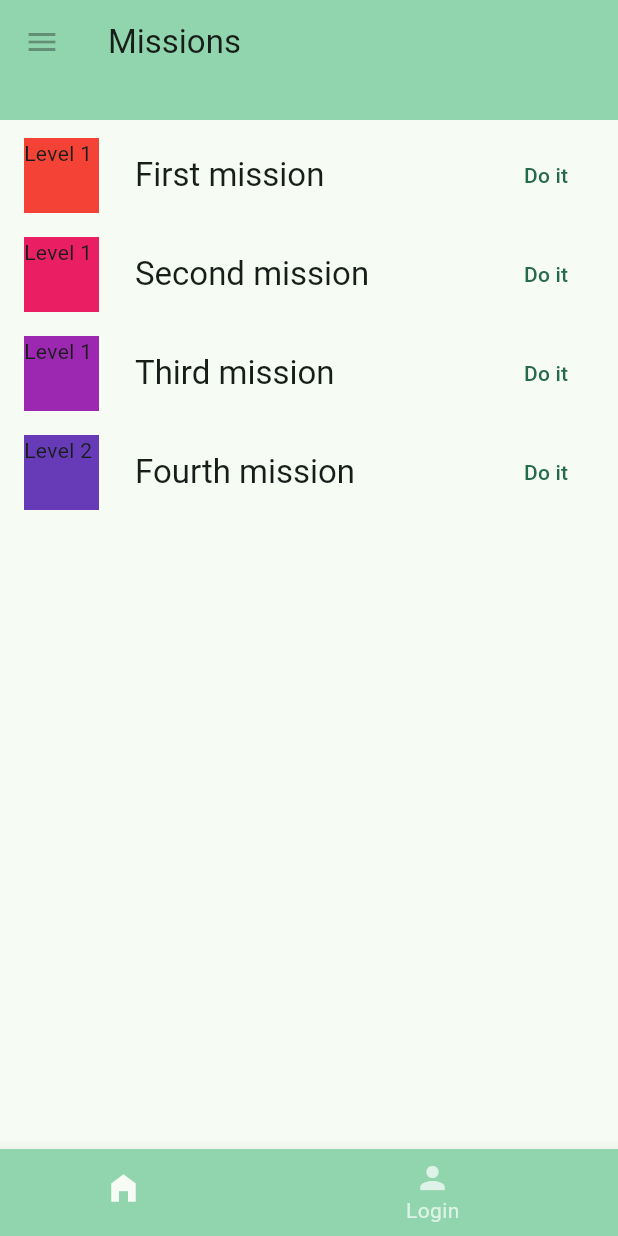
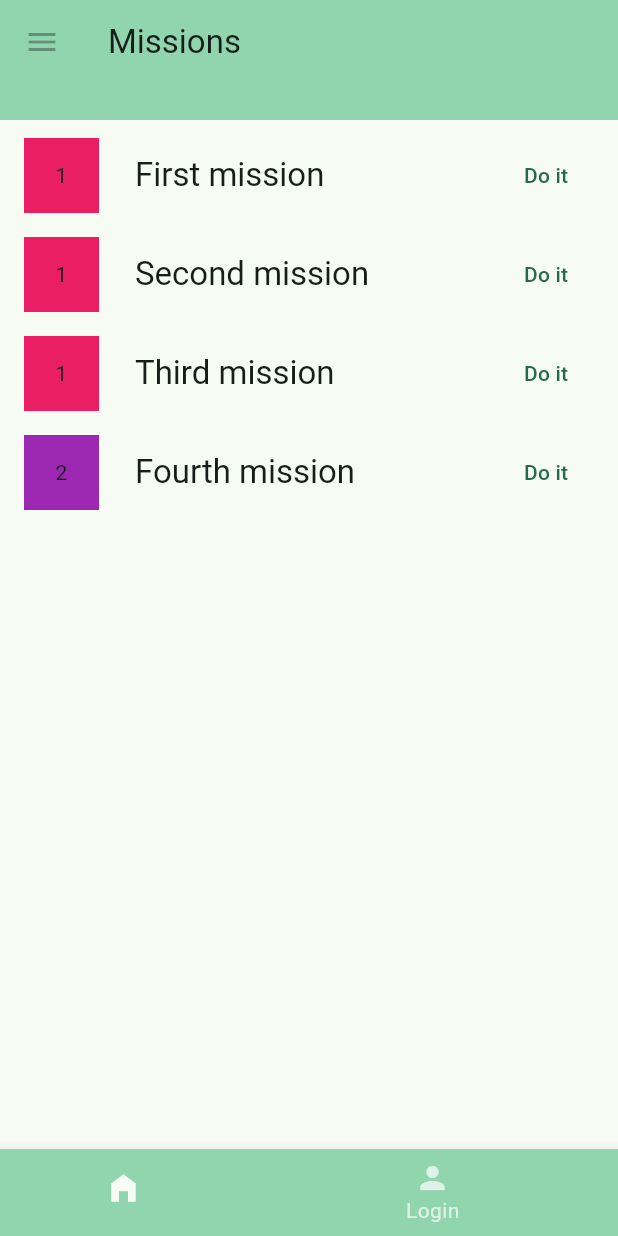
Before and after one commit to bjorkroth/drivr, a Flutter app: the MissionsScreen screen opened by its route, on a phone screen of 412 x 824 dp. Run offline on Flutter 3.47's test engine with Material 2 defaults, Android fonts, the phone set to English and light mode, and no system bars; our stand-ins replace go_router.

Commit message:
Mission list refactor Functionality to accomplish mission added

```diff
--- a/lib/data/missionList.dart
+++ b/lib/data/missionList.dart
@@ -1,14 +1,16 @@
+import 'package:flutter/material.dart';
+
 import '../models/mission_model.dart';
 
-class MissionsList {
+class MissionsList extends ChangeNotifier {
   static List<MissionModel> missions = [
-    MissionModel(0,'First mission', 1, false),
-    MissionModel(1,'Second mission', 1, false),
-    MissionModel(2,'Third mission', 1, false),
-    MissionModel(3,'Fourth mission', 2, false),
-    MissionModel(3,'Fifth mission', 3, false),
-    MissionModel(3,'Sixth mission', 4, false),
-    MissionModel(3,'Seventh mission', 5, false),
+    MissionModel(0,'First mission', 1, false, 'Mission Description', 20),
+    MissionModel(1,'Second mission', 1, false, 'Mission Description', 20),
+    MissionModel(2,'Third mission', 1, false, 'Mission Description', 25),
+    MissionModel(3,'Fourth mission', 2, false, 'Mission Description', 25),
+    MissionModel(4,'Fifth mission', 3, false, 'Mission Description', 20),
+    MissionModel(5,'Sixth mission', 4, false, 'Mission Description', 25),
+    MissionModel(6,'Seventh mission', 5, false, 'Mission Description', 30),
   ];
 
   MissionModel getById(int id) => missions.firstWhere((mission) => mission.id == id);
@@ -17,6 +19,19 @@ class MissionsList {
     return getById(position);
   }
 
+  void accomplishMission(int id) {
+    var mission = getById(id);
+    var indexOfMission = missions.indexOf(mission);
+
+    debugPrint('accomplish mission $id at index $indexOfMission');
+
+    mission.accomplished = true;
+
+    missions[indexOfMission] = mission;
+    debugPrint('mission $id is now ${getById(indexOfMission).accomplished}');
+    notifyListeners();
+  }
+
   int getNumberOfMissions() => missions.length;
 
   int getNumberOfMissionsForCurrentPlayerLevel(int userLevel) => missions.where((mission) => userLevel >= mission.level).length;
--- /dev/null
+++ b/lib/extenders/mission_list_item_extenders.dart
@@ -0,0 +1,42 @@
+import 'package:go_router/go_router.dart';
+
+import '../models/mission_model.dart';
+import 'package:flutter/material.dart';
+
+class MissionListItemExtenders {
+  TextStyle getListItemTextStyle(MissionModel item, BuildContext context, int playerLevel) {
+    var unAvailableStyle = const TextStyle(
+        color: Colors.grey, fontSize: 20, fontStyle: FontStyle.italic);
+    var accomplishedStyle = const TextStyle(
+        color: Colors.grey, fontSize: 20, decoration: TextDecoration.lineThrough);
+    var regularStyle = const TextStyle(color: Colors.black, fontSize: 20);
+
+    if (item.level > playerLevel) {
+      return unAvailableStyle;
+    }
+
+    if(item.accomplished){
+      return accomplishedStyle;
+    }
+
+    return Theme.of(context).textTheme.titleLarge ?? regularStyle;
+  }
+
+  Widget getActionButton (MissionModel item, BuildContext context, int playerLevel){
+    var unAvailableButtonStyle = const TextStyle(color: Colors.grey);
+
+    if(item.accomplished){
+      return Text('Done!', style: unAvailableButtonStyle);
+    }
+
+    if(item.level > playerLevel){
+      return Text('Not available', style: unAvailableButtonStyle);
+    }
+
+    return TextButton(
+          onPressed: () {
+            context.go('/missions/${item.id}');
+          },
+          child: const Text('Do it'));
+  }
+}
--- a/lib/models/mission_model.dart
+++ b/lib/models/mission_model.dart
@@ -3,13 +3,13 @@ class MissionModel{
   final int id;
   final String name;
   final int level;
-  final bool accomplished;
+  late bool accomplished;
   final Color color;
-  late String description;
-  late double experienceEarned;
+  final String description;
+  final double experienceEarned;
 
-  MissionModel(this.id, this.name, this.level, this.accomplished) :
-        color = Colors.primaries[id % Colors.primaries.length];
+  MissionModel(this.id, this.name, this.level, this.accomplished, this.description, this.experienceEarned) :
+        color = Colors.primaries[level % Colors.primaries.length];
 
   @override
   int get hashCode => id;
--- a/lib/screens/missions_screen.dart
+++ b/lib/screens/missions_screen.dart
@@ -1,9 +1,8 @@
-import 'package:drivr/data/missionList.dart';
 import 'package:provider/provider.dart';
-
+import 'package:flutter/material.dart';
 import '../models/profile_model.dart';
 import '../widgets/drivr_bottom_bar.dart';
-import 'package:flutter/material.dart';
+import '../data/missionList.dart';
 import '../widgets/drivr_app_bar.dart';
 import '../widgets/missionListItem.dart';
 
--- a/lib/widgets/missionListItem.dart
+++ b/lib/widgets/missionListItem.dart
@@ -1,8 +1,9 @@
-import 'package:drivr/models/profile_model.dart';
+import 'package:drivr/extenders/mission_list_item_extenders.dart';
+import 'package:flutter/material.dart';
+import 'package:provider/provider.dart';
 import '../data/missionList.dart';
 import '../models/mission_model.dart';
-import 'package:flutter/material.dart';
-import 'package:provider/provider.dart';
+import '../models/profile_model.dart';
 
 class MissionListItem extends StatelessWidget{
   final int index;
@@ -17,24 +18,8 @@ class MissionListItem extends StatelessWidget{
         (missions) => missions.getByPosition(index),
     );
 
-    var textTheme = Theme.of(context).textTheme.titleLarge;
-    var actionButtonTextAvailable = const Text('Do it');
-    var actionButton = TextButton(
-      onPressed: () {  },
-      child: actionButtonTextAvailable);
-    var unAvailableButtonStyle = const TextStyle(color: Colors.grey);
-    var unAvailableStyle = const TextStyle(color: Colors.grey, fontSize: 20);
-    var actionButtonTextNotAvailable = Text('Not available', style: unAvailableButtonStyle);
-
-    late Widget action;
-    late TextStyle titleTextStyle;
-    if(playerLevel >= item.level){
-      action = actionButton;
-      titleTextStyle = textTheme ?? unAvailableStyle;
-    } else{
-      action = actionButtonTextNotAvailable;
-      titleTextStyle = unAvailableStyle;
-    }
+    var action = MissionListItemExtenders().getActionButton(item, context, playerLevel);
+    var titleTextStyle = MissionListItemExtenders().getListItemTextStyle(item, context, playerLevel);
 
     return Padding(
       padding: const EdgeInsets.symmetric(horizontal: 16, vertical: 8),
@@ -46,7 +31,7 @@ class MissionListItem extends StatelessWidget{
               aspectRatio: 1,
               child: Container(
                 color: item.color,
-                child: Text('Level ${item.level.toString()}'),
+                child: Center(child: Text(item.level.toString())),
               ),
             ),
             const SizedBox(width: 24),
```
Also changed, not shown: lib/main.dart (+14 -1 lines), lib/screens/mission_details_screen.dart (added, +44 -0 lines).
